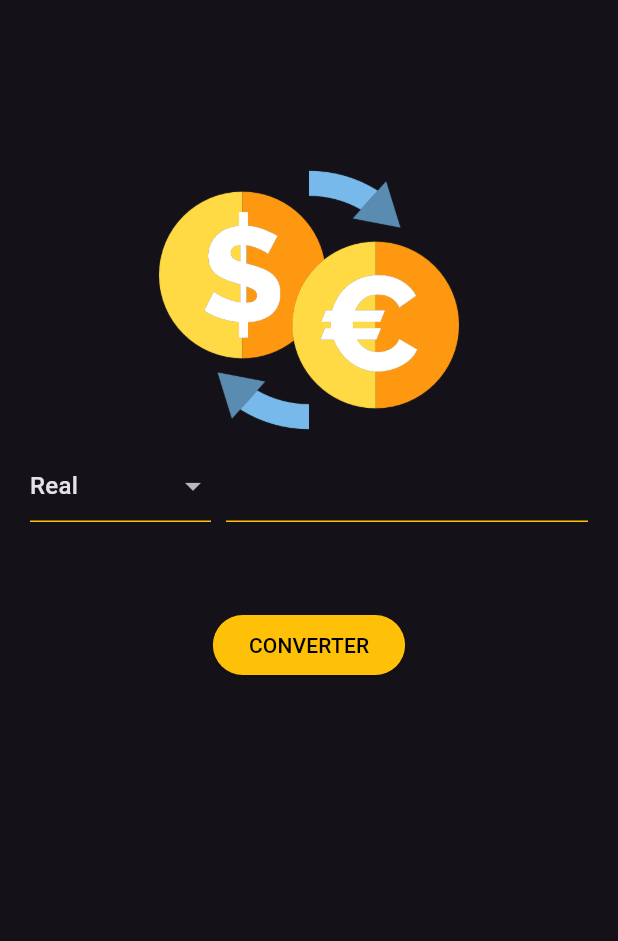
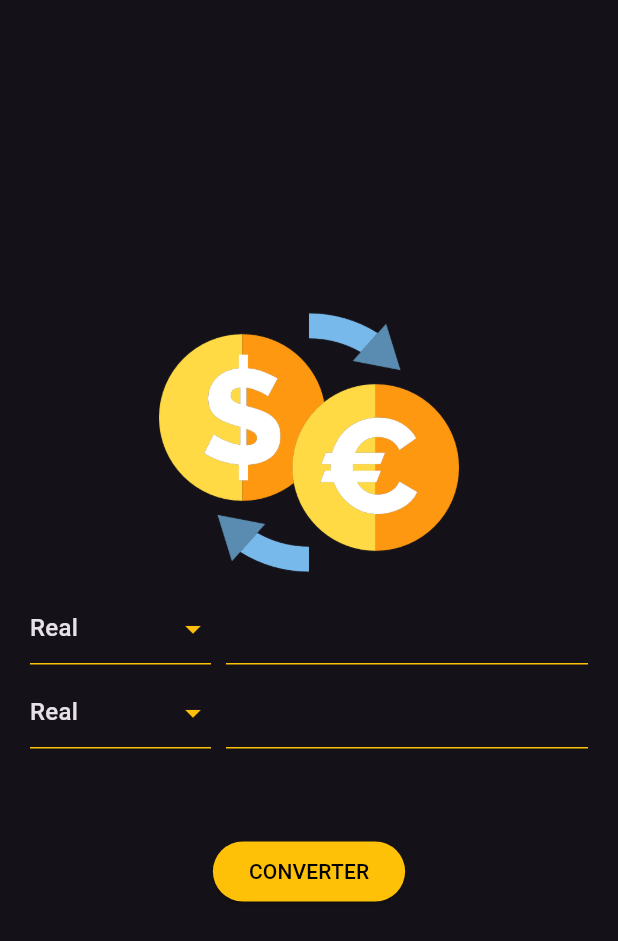
Before and after one commit to vrunobinicius/DEV-MOBILE-CONVERSOR-DE-MOEDAS, a Flutter app: the screen it shows after launch, on a phone screen of 412 x 824 dp. Shown: the top 941 px of the screen. Run offline on Flutter 3.47's test engine with Material 3 defaults, Android fonts, the phone set to English and light mode, and no system bars.

```diff
--- a/lib/app/views/home_view.dart
+++ b/lib/app/views/home_view.dart
@@ -1,5 +1,6 @@
 // ignore_for_file: prefer_const_constructors
 
+import 'package:conversor_de_moedas/components/currency_box.dart';
 import 'package:flutter/material.dart';
 
 class HomeView extends StatelessWidget {
@@ -12,7 +13,7 @@ class HomeView extends StatelessWidget {
         width: MediaQuery.of(context).size.width,
         height: MediaQuery.of(context).size.height,
         child: Padding(
-          padding: EdgeInsets.only(left: 20, right: 20, top: 100, bottom: 100),
+          padding: EdgeInsets.only(left: 20, right: 20, top: 195, bottom: 100),
           child: Column(
             children: [
               Image.asset(
@@ -20,50 +21,8 @@ class HomeView extends StatelessWidget {
                 width: 200,
                 height: 200,
               ),
-              SizedBox(
-                width: MediaQuery.of(context).size.width,
-                child: Row(
-                  crossAxisAlignment: CrossAxisAlignment.start,
-                  children: [
-                    Expanded(
-                      flex: 1,
-                      child: SizedBox(
-                        height: 56,
-                        child: DropdownButton(
-                          value: 0,
-                          isExpanded: true,
-                          underline: Container(height: 1, color: Colors.amber),
-                          items: [
-                            DropdownMenuItem(
-                              onTap: () {},
-                              child: Text("Real"),
-                              value: 0,
-                            ),
-                            DropdownMenuItem(
-                              onTap: () {},
-                              child: Text("data"),
-                              value: 1,
-                            ),
-                          ],
-                          onChanged: (value) {},
-                        ),
-                      ),
-                    ),
-                    SizedBox(width: 10),
-                    Expanded(
-                      flex: 2,
-                      child: TextField(
-                        decoration: InputDecoration(
-                          enabledBorder: UnderlineInputBorder(
-                              borderSide: BorderSide(color: Colors.amber)),
-                          focusedBorder: UnderlineInputBorder(
-                              borderSide: BorderSide(color: Colors.amber)),
-                        ),
-                      ),
-                    ),
-                  ],
-                ),
-              ),
+              CurrencyBox(),
+              CurrencyBox(),
               SizedBox(height: 50),
               ElevatedButton(
                   style: ButtonStyle(
--- /dev/null
+++ b/lib/components/currency_box.dart
@@ -0,0 +1,51 @@
+import 'package:flutter/material.dart';
+
+class CurrencyBox extends StatelessWidget {
+  const CurrencyBox({super.key});
+
+  @override
+  Widget build(BuildContext context) {
+    return Row(
+      crossAxisAlignment: CrossAxisAlignment.start,
+      children: [
+        Expanded(
+          flex: 1,
+          child: SizedBox(
+            height: 56,
+            child: DropdownButton(
+              iconEnabledColor: Colors.amber,
+              value: 0,
+              isExpanded: true,
+              underline: Container(height: 1, color: Colors.amber),
+              items: [
+                DropdownMenuItem(
+                  onTap: () {},
+                  child: Text("Real"),
+                  value: 0,
+                ),
+                DropdownMenuItem(
+                  onTap: () {},
+                  child: Text("data"),
+                  value: 1,
+                ),
+              ],
+              onChanged: (value) {},
+            ),
+          ),
+        ),
+        SizedBox(width: 10),
+        Expanded(
+          flex: 2,
+          child: TextField(
+            decoration: InputDecoration(
+              enabledBorder: UnderlineInputBorder(
+                  borderSide: BorderSide(color: Colors.amber)),
+              focusedBorder: UnderlineInputBorder(
+                  borderSide: BorderSide(color: Colors.amber)),
+            ),
+          ),
+        ),
+      ],
+    );
+  }
+}
```
Also changed, not shown: lib/app/models/currency_model.dart (+6 -6 lines), lib/controller/home_controller.dart (added, +35 -0 lines).
